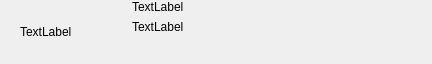
Old version of the form razorqt-notify/src/widgetnotification/ui/notification.ui in the repository Razor-qt/razor-qt.
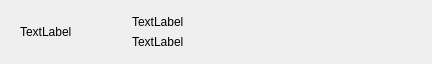
New version of the form.

Commit message: Properly hide and show notification

Diff of the .ui file:
```diff
--- a/razorqt-notify/src/widgetnotification/ui/notification.ui
+++ b/razorqt-notify/src/widgetnotification/ui/notification.ui
@@ -78,6 +78,19 @@
        <property name="spacing">
         <number>6</number>
        </property>
+       <item>
+        <spacer name="verticalSpacer_2">
+         <property name="orientation">
+          <enum>Qt::Vertical</enum>
+         </property>
+         <property name="sizeHint" stdset="0">
+          <size>
+           <width>20</width>
+           <height>40</height>
+          </size>
+         </property>
+        </spacer>
+       </item>
        <item>
         <layout class="QHBoxLayout" name="horizontalLayout_3">
          <property name="spacing">
```
The commit also changes 5 other files.
